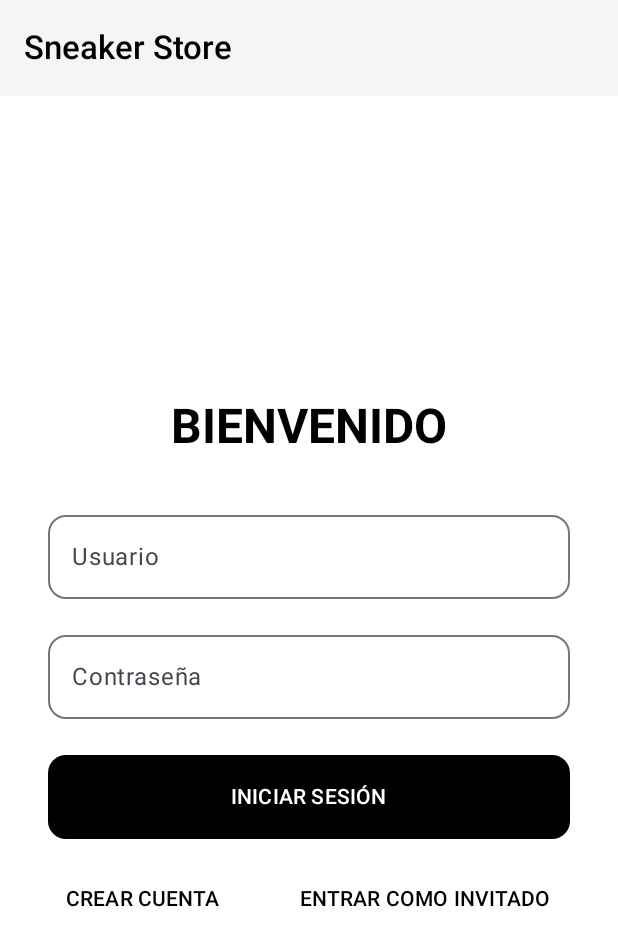
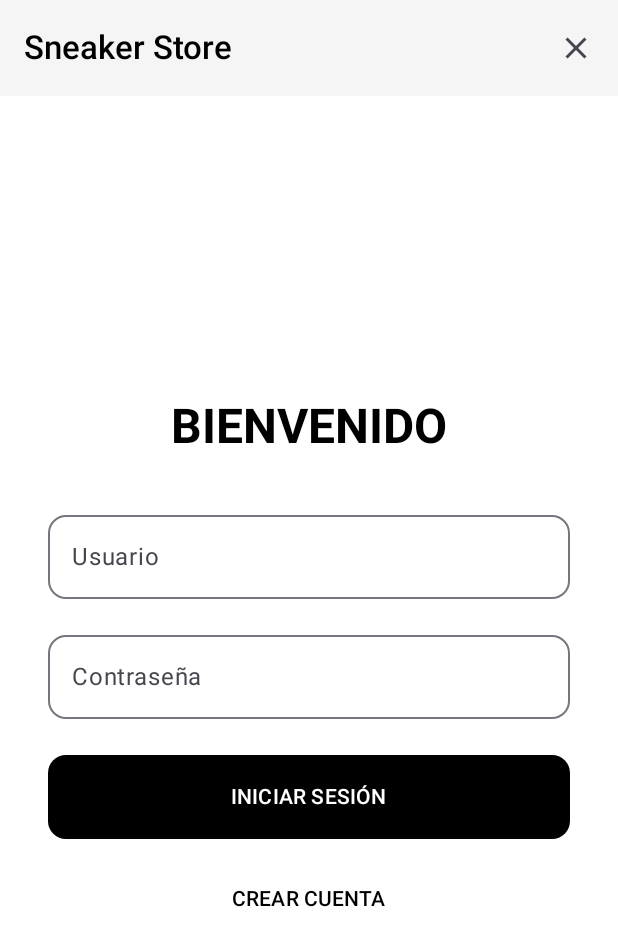
Before and after one commit to Unknumb/SneakerStoreMobile, an Android app built with Jetpack Compose: the screen it shows after launch (MainActivity), on a phone screen of 412 x 824 dp. Shown: the top 946 px of the screen. Run offline under Robolectric (Android 15) with nearby library versions, the phone set to English and light mode, and no system bars; our stand-ins replace Room's generated code; pictures from the network do not load.

Commit message:
Home como pantalla inicial con popup de Login

```diff
--- a/app/src/main/java/com/example/appsneakerstore/navigation/NavGraph.kt
+++ b/app/src/main/java/com/example/appsneakerstore/navigation/NavGraph.kt
@@ -23,14 +23,18 @@ fun NavGraph() {
 
     NavHost(
         navController = navController,
-        startDestination = "login"
+        startDestination = "home"
     ) {
         composable("login") {
             LoginScreen(
                 userViewModel = userViewModel,
-                onLogin = { navController.navigate("home") },
-                onGuestLogin = { navController.navigate("home") },
-                onRegisterClick = { navController.navigate("register") }
+                onLogin = {
+                    navController.navigate("home") {
+                        popUpTo("home") { inclusive = true }
+                    }
+                },
+                onRegisterClick = { navController.navigate("register") },
+                onClose = { navController.popBackStack() }
             )
         }
 
@@ -51,7 +55,8 @@ fun NavGraph() {
                 },
                 onCartClick = { navController.navigate("cart") },
                 onFavoritesClick = { navController.navigate("favorites") },
-                onProfileClick = { navController.navigate("profile") }
+                onProfileClick = { navController.navigate("profile") },
+                onLoginClick = { navController.navigate("login") }
             )
         }
 
--- a/app/src/main/java/com/example/appsneakerstore/ui/screens/HomeScreen.kt
+++ b/app/src/main/java/com/example/appsneakerstore/ui/screens/HomeScreen.kt
@@ -9,9 +9,12 @@ import androidx.compose.material.icons.Icons
 import androidx.compose.material.icons.filled.Favorite
 import androidx.compose.material3.*
 import androidx.compose.runtime.Composable
+import androidx.compose.runtime.LaunchedEffect
 import androidx.compose.runtime.collectAsState
 import androidx.compose.runtime.getValue
+import androidx.compose.runtime.mutableStateOf
 import androidx.compose.runtime.rememberCoroutineScope
+import androidx.compose.runtime.saveable.rememberSaveable
 import androidx.compose.ui.Alignment
 import androidx.compose.ui.Modifier
 import androidx.compose.ui.graphics.Color
@@ -23,6 +26,7 @@ import com.example.appsneakerstore.ui.components.AppSneakerTopBar
 import com.example.appsneakerstore.viewmodel.ProductViewModel
 import com.example.appsneakerstore.viewmodel.ProductViewModelFactory
 import com.example.appsneakerstore.viewmodel.UserViewModel
+import kotlinx.coroutines.delay
 import kotlinx.coroutines.launch
 import java.text.NumberFormat
 import java.util.*
@@ -30,22 +34,32 @@ import java.util.*
 @OptIn(ExperimentalMaterial3Api::class)
 @Composable
 fun HomeScreen(
-
-
-    // AHORA usamos el factory para crear el ProductViewModel
-
     viewModel: ProductViewModel = viewModel(factory = ProductViewModelFactory()),
     userViewModel: UserViewModel = viewModel(),
     onProductClick: (Int) -> Unit,
     onCartClick: () -> Unit,
     onFavoritesClick: () -> Unit,
-    onProfileClick: () -> Unit
+    onProfileClick: () -> Unit,
+    onLoginClick: () -> Unit = {}
 ) {
     val productList by viewModel.filteredProducts.collectAsState()
     val clpFormat = NumberFormat.getCurrencyInstance(Locale.forLanguageTag("es-CL"))
     val drawerState = rememberDrawerState(initialValue = DrawerValue.Closed)
     val scope = rememberCoroutineScope()
     val favorites by userViewModel.favorites.collectAsState()
+    val currentUser by userViewModel.username.collectAsState()
+    val hasShownLogin = rememberSaveable { mutableStateOf(false) }
+
+    // Mostrar login después de 3 segundos si no hay usuario logueado y es la primera vez
+    LaunchedEffect(Unit) {
+        if (!hasShownLogin.value && currentUser == null) {
+            delay(3000)
+            if (currentUser == null) {
+                hasShownLogin.value = true
+                onLoginClick()
+            }
+        }
+    }
 
     ModalNavigationDrawer(
         drawerState = drawerState,
--- a/app/src/main/java/com/example/appsneakerstore/ui/screens/LoginScreen.kt
+++ b/app/src/main/java/com/example/appsneakerstore/ui/screens/LoginScreen.kt
@@ -1,6 +1,8 @@
 package com.example.appsneakerstore.ui.screens
 
 import androidx.compose.foundation.layout.*
+import androidx.compose.material.icons.Icons
+import androidx.compose.material.icons.filled.Close
 import androidx.compose.material3.*
 import androidx.compose.runtime.Composable
 import androidx.compose.runtime.LaunchedEffect
@@ -20,8 +22,8 @@ import com.example.appsneakerstore.viewmodel.UserViewModel
 fun LoginScreen(
     userViewModel: UserViewModel = viewModel(),
     onLogin: () -> Unit,
-    onGuestLogin: () -> Unit,
-    onRegisterClick: () -> Unit
+    onRegisterClick: () -> Unit,
+    onClose: () -> Unit
 ) {
     val usernameState by userViewModel.username.collectAsState()
     val errorState by userViewModel.loginError.collectAsState()
@@ -37,7 +39,17 @@ fun LoginScreen(
 
     Scaffold(
         topBar = {
-            TopAppBar(title = { Text("Sneaker Store") })
+            TopAppBar(
+                title = { Text("Sneaker Store") },
+                actions = {
+                    IconButton(onClick = onClose) {
+                        Icon(
+                            imageVector = Icons.Default.Close,
+                            contentDescription = "Cerrar"
+                        )
+                    }
+                }
+            )
         }
     ) {
         Column(
@@ -79,14 +91,8 @@ fun LoginScreen(
                 Text("INICIAR SESIÓN", style = MaterialTheme.typography.labelLarge)
             }
             Spacer(modifier = Modifier.height(16.dp))
-            Row {
-                TextButton(onClick = onRegisterClick) {
-                    Text("CREAR CUENTA")
-                }
-                Spacer(modifier = Modifier.weight(1f))
-                TextButton(onClick = onGuestLogin) {
-                    Text("ENTRAR COMO INVITADO")
-                }
+            TextButton(onClick = onRegisterClick) {
+                Text("CREAR CUENTA")
             }
         }
     }
```
